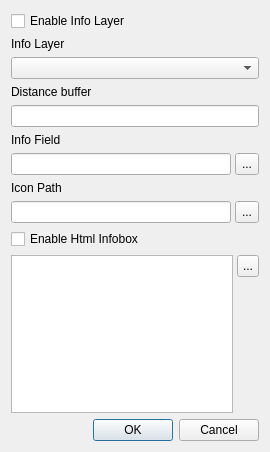
enricofer/go2streetview, file ui_infoBox.ui: the form before one commit.
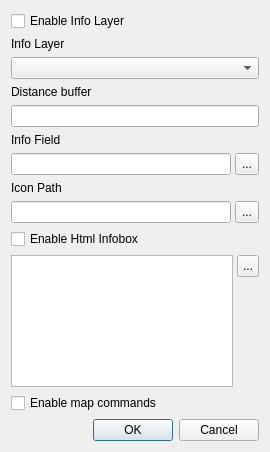
The form after the commit. Icons and pictures are not drawn.

Commit message: edit and select from info window

What changed in the file:
```diff
--- a/ui_infoBox.ui
+++ b/ui_infoBox.ui
@@ -224,6 +224,13 @@
      </item>
     </layout>
    </item>
+   <item>
+    <widget class="QCheckBox" name="mapCommandsCheck">
+     <property name="text">
+      <string>Enable map commands</string>
+     </property>
+    </widget>
+   </item>
    <item>
     <widget class="QDialogButtonBox" name="buttonBox">
      <property name="orientation">
```
The commit also changes 6 other files.
